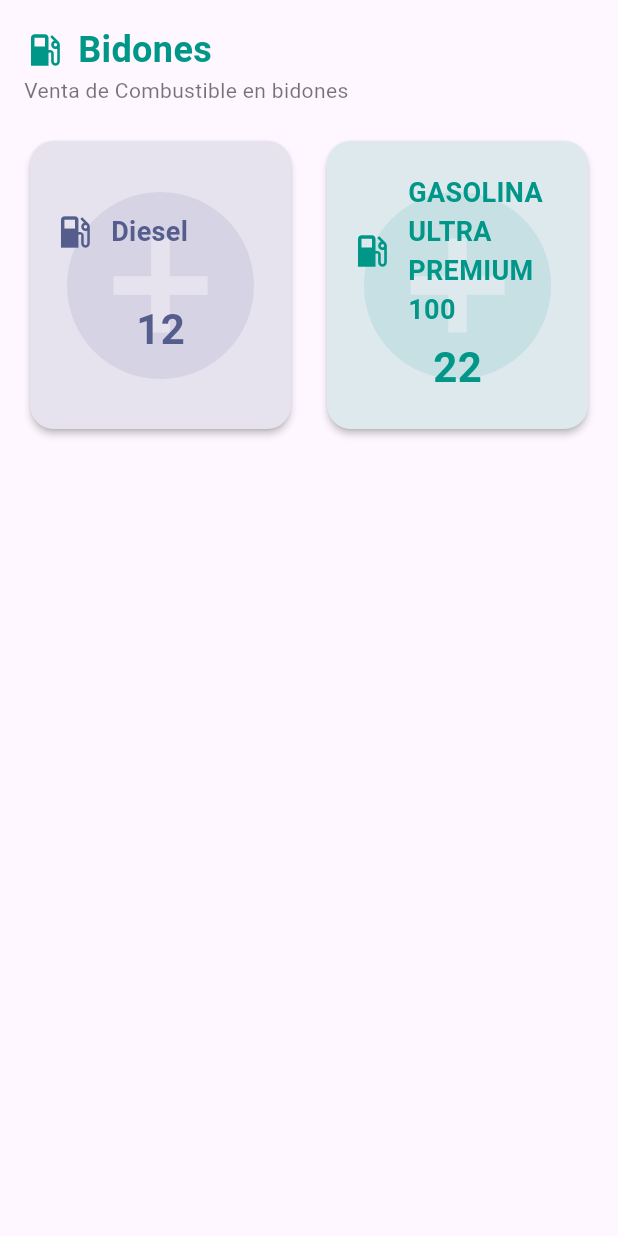
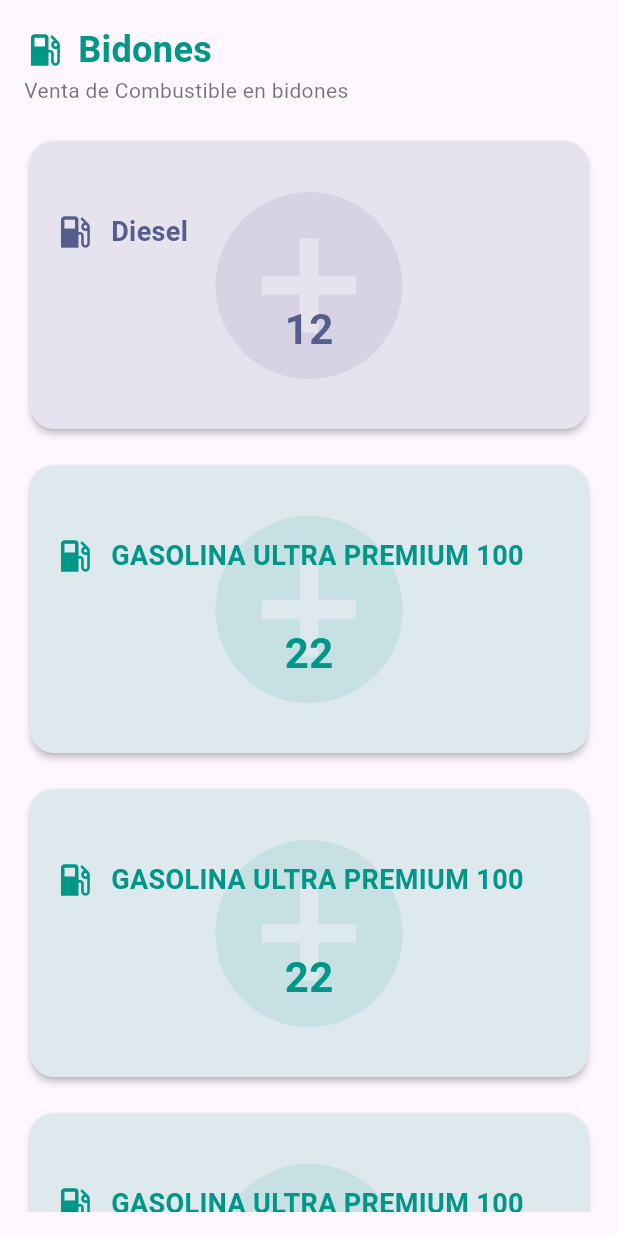
Before and after one commit to Vlxdy/red-neuro-app, a Flutter app: the VentaBidonesScreen screen opened directly, on a phone screen of 412 x 824 dp. Run offline on Flutter 3.47's test engine with Material 3 defaults, Android fonts, the phone set to English and light mode, and no system bars; our stand-ins replace auto_size_text, camera, device_info_plus, dropdown_button2, flutter_dotenv, flutter_image_compress and 11 more; missing offline and left inert: flutter_appauth, image_editor, local_auth_android, local_auth_darwin, zxcvbn; accounts and stored records are empty.

Commit message:
chore: se agrego mas items en la pantalla de bidones

```diff
--- a/lib/src/ui/pages/registrar_venta/venta_bidones_screen.dart
+++ b/lib/src/ui/pages/registrar_venta/venta_bidones_screen.dart
@@ -132,11 +132,10 @@ class _VentaBidonesScreenState extends State<VentaBidonesScreen> {
               style: TextStyle(fontSize: 14, color: Colors.black54),
             ),
             const SizedBox(height: 20),
-            GridView(
-              shrinkWrap: true,
-              physics: const NeverScrollableScrollPhysics(),
+            Expanded(
+              child: GridView(
                 gridDelegate: const SliverGridDelegateWithMaxCrossAxisExtent(
-                maxCrossAxisExtent: 300,
+                  maxCrossAxisExtent: 400,
                   mainAxisExtent: 200,
                   mainAxisSpacing: 16,
                   crossAxisSpacing: 16,
@@ -154,7 +153,20 @@ class _VentaBidonesScreenState extends State<VentaBidonesScreen> {
                     color: Colors.teal,
                     onPressedNuevaVenta: _incrementarGasolina,
                   ),
+                  CombustibleCard(
+                    title: 'GASOLINA ULTRA PREMIUM 100',
+                    ventasRegistradas: ventasGasolina,
+                    color: Colors.teal,
+                    onPressedNuevaVenta: _incrementarGasolina,
+                  ),
+                  CombustibleCard(
+                    title: 'GASOLINA ULTRA PREMIUM 100',
+                    ventasRegistradas: ventasGasolina,
+                    color: Colors.teal,
+                    onPressedNuevaVenta: _incrementarGasolina,
+                  ),
                 ],
+              ),
             )
           ],
         ),
```
Lines whose indentation alone changed are shown as unchanged.
